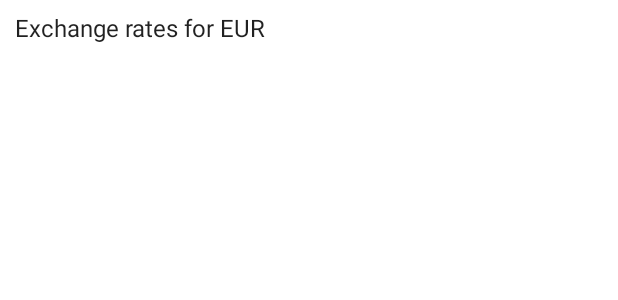
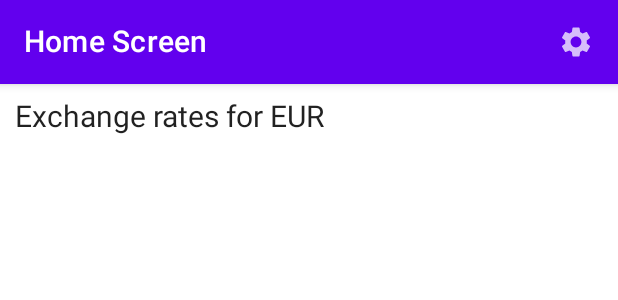
Before and after one commit to mirceashortcut/Exchange-Rates-App, an Android app built with Jetpack Compose: the @Preview function HomeScreenPreview, on a phone screen of 412 x 824 dp. Shown: the top 300 px of the screen. Run offline under Robolectric (Android 15) with nearby library versions, the phone set to English and light mode, and no system bars; our stand-ins replace Dagger/Hilt's generated code; network calls fail.

Commit message:
HomeScreen.kt: Added top bar with text and settings button (which is meant to navigate to the SettingsScreen)
Added SettingsScreen.kt and SettingsViewModel.kt, which allows you to see the current coin selected and to change it with any other from the list

strings.xml: Added some strings used in screens

```diff
--- a/app/src/main/java/com/example/exchangeratesapp/ui/home/HomeScreen.kt
+++ b/app/src/main/java/com/example/exchangeratesapp/ui/home/HomeScreen.kt
@@ -3,7 +3,12 @@ package com.example.exchangeratesapp.ui.home
 import androidx.compose.foundation.layout.*
 import androidx.compose.foundation.lazy.LazyColumn
 import androidx.compose.foundation.lazy.items
+import androidx.compose.material.Icon
+import androidx.compose.material.IconButton
 import androidx.compose.material.Text
+import androidx.compose.material.TopAppBar
+import androidx.compose.material.icons.Icons
+import androidx.compose.material.icons.filled.Settings
 import androidx.compose.runtime.Composable
 import androidx.compose.runtime.collectAsState
 import androidx.compose.runtime.getValue
@@ -11,6 +16,7 @@ import androidx.compose.ui.Modifier
 import androidx.compose.ui.res.stringResource
 import androidx.compose.ui.tooling.preview.Preview
 import androidx.compose.ui.unit.dp
+import androidx.compose.ui.unit.sp
 import com.example.exchangeratesapp.R
 import com.example.exchangeratesapp.ui.theme.ExchangeRatesAppTheme
 
@@ -26,14 +32,30 @@ private fun HomeScreen(modifier: Modifier = Modifier, uiState: HomeViewModel.UiS
     Column(
         modifier = modifier
             .fillMaxSize()
-            .padding(10.dp)
     ) {
-        Text(text = stringResource(id = R.string.exchange_rates_title, HomeViewModel.BASE_COIN))
+        TopAppBar(
+            title = { Text(text = stringResource(id = R.string.home_screen)) },
+            actions = {
+                IconButton(
+                    onClick = {}
+                ) {
+                    Icon(imageVector = Icons.Filled.Settings, contentDescription = "Settings")
+                }
+            }
+        )
+
+        Text(
+            modifier = Modifier.padding(10.dp),
+            text = stringResource(id = R.string.exchange_rates_title, HomeViewModel.BASE_COIN),
+            fontSize = 20.sp
+        )
 
         Spacer(modifier = Modifier.padding(10.dp))
 
         LazyColumn(
-            modifier = Modifier.fillMaxSize(),
+            modifier = Modifier
+                .fillMaxSize()
+                .padding(10.dp),
             contentPadding = PaddingValues(vertical = 5.dp)
         ) {
             items(uiState.currencies) {
--- a/app/src/main/res/values/strings.xml
+++ b/app/src/main/res/values/strings.xml
@@ -1,5 +1,10 @@
 <resources>
     <string name="app_name">Exchange Rates App</string>
 
+    <string name="settings_screen">Settings Screen</string>
+    <string name="home_screen">Home Screen</string>
+
     <string name="exchange_rates_title">Exchange rates for %s</string>
+    <string name="settings_preferred_coin">Preferred coin: </string>
+    <string name="currency">Currency</string>
 </resources>
```
Also changed, not shown: app/src/main/java/com/example/exchangeratesapp/ui/settings/SettingsScreen.kt (added, +94 -0 lines), app/src/main/java/com/example/exchangeratesapp/ui/settings/SettingsViewModel.kt (added, +56 -0 lines).
